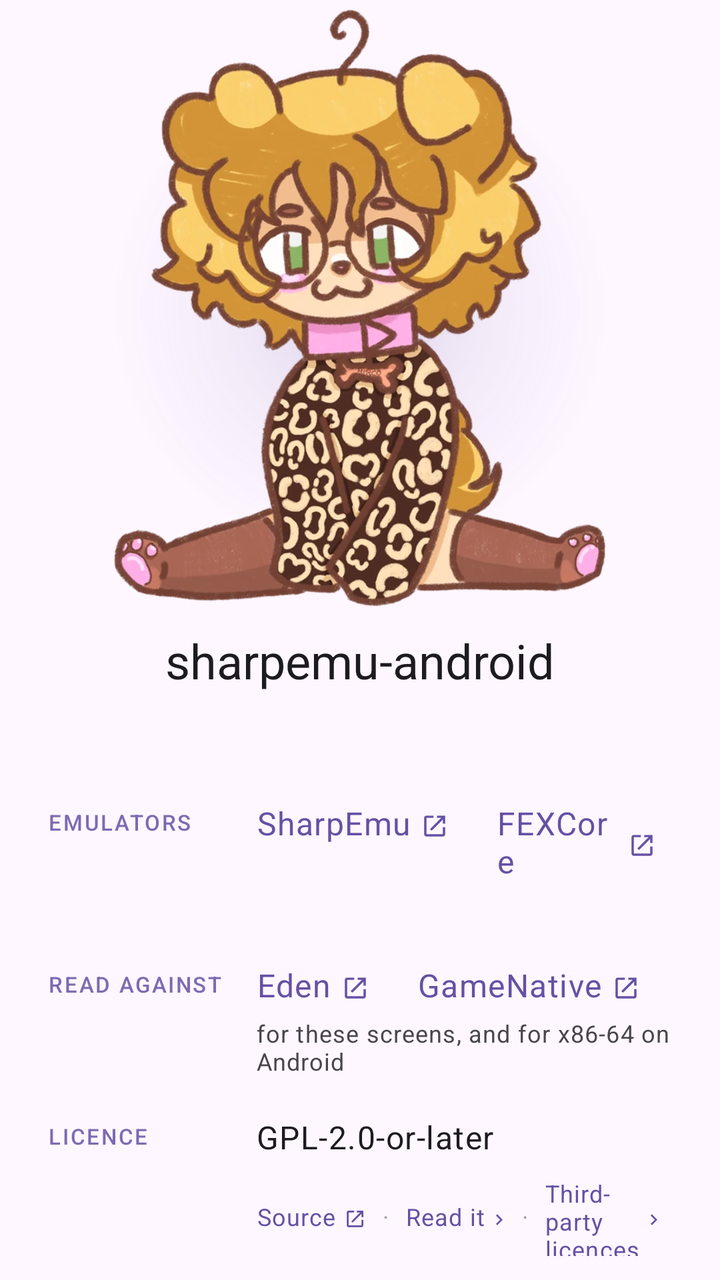
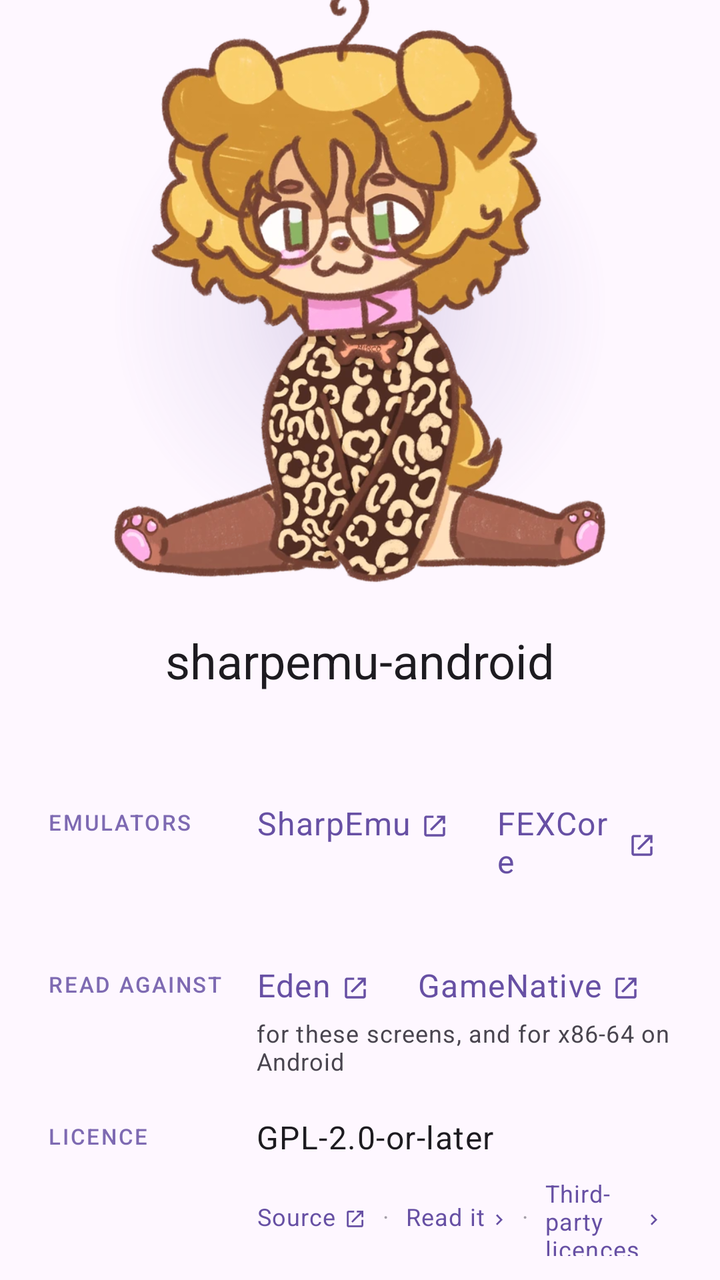

An Android layout rendered at two revisions. The XML below is the earlier revision; the diff shows what the commit changed to produce the second picture.
<!-- AndroidManifest.xml: application theme Theme.SharpEmu -->
<!-- res/layout/part_about_body.xml -->
<?xml version="1.0" encoding="utf-8"?>
<LinearLayout xmlns:android="http://schemas.android.com/apk/res/android"
    android:layout_width="match_parent"
    android:layout_height="wrap_content"
    android:orientation="vertical"
    android:paddingBottom="8dp">

    
    <FrameLayout
        android:layout_width="match_parent"
        android:layout_height="300dp"
        android:layout_marginTop="4dp">

        
        <View
            android:layout_width="252dp"
            android:layout_height="252dp"
            android:layout_gravity="center"
            android:alpha="0.22"
            android:background="@drawable/bg_hero_glow"
            android:backgroundTint="?attr/colorPrimary" />

        
        <ImageView
            android:id="@+id/mirco"
            android:layout_width="wrap_content"
            android:layout_height="300dp"
            android:layout_gravity="bottom|center_horizontal"
            android:adjustViewBounds="true"
            android:contentDescription="@string/about_by"
            android:scaleType="fitCenter"
            android:src="@drawable/mirco" />

    </FrameLayout>

    
    <TextView
        android:layout_width="match_parent"
        android:layout_height="wrap_content"
        android:layout_marginTop="10dp"
        android:gravity="center_horizontal"
        android:paddingHorizontal="24dp"
        android:text="@string/about_title"
        android:textAppearance="?attr/textAppearanceHeadlineSmall"
        android:textColor="?attr/colorOnSurface" />

    
    <TextView
        android:id="@+id/version"
        android:layout_width="wrap_content"
        android:layout_height="wrap_content"
        android:layout_gravity="center_horizontal"
        android:layout_marginTop="3dp"
        android:background="?attr/selectableItemBackground"
        android:paddingHorizontal="12dp"
        android:paddingVertical="5dp"
        android:textAppearance="?attr/textAppearanceBodySmall"
        android:textColor="?attr/colorOnSurfaceVariant" />

    <include
        android:id="@+id/facts"
        layout="@layout/part_about_facts"
        android:layout_width="match_parent"
        android:layout_height="wrap_content"
        android:layout_marginTop="20dp"
        android:layout_marginHorizontal="24dp" />

</LinearLayout>
<!-- res/layout/part_about_facts.xml (included above) -->
<?xml version="1.0" encoding="utf-8"?>
<LinearLayout xmlns:android="http://schemas.android.com/apk/res/android"
    android:layout_width="match_parent"
    android:layout_height="wrap_content"
    android:orientation="vertical">

    
    <LinearLayout
        android:layout_width="match_parent"
        android:layout_height="wrap_content"
        android:orientation="horizontal">

        <TextView
            style="@style/AboutLabel"
            android:text="@string/about_label_emulator" />

        <LinearLayout
            android:layout_width="0dp"
            android:layout_height="wrap_content"
            android:layout_weight="1"
            android:orientation="vertical">

            
            <LinearLayout
                android:layout_width="wrap_content"
                android:layout_height="wrap_content"
                android:orientation="horizontal">

                <TextView
                    android:id="@+id/sharpemu"
                    style="@style/AboutLink"
                    android:drawableEnd="@drawable/ic_open_link"
                    android:text="@string/about_sharpemu" />

                <TextView
                    android:id="@+id/fexcore"
                    style="@style/AboutLink"
                    android:layout_marginStart="8dp"
                    android:drawableEnd="@drawable/ic_open_link"
                    android:text="@string/about_fexcore" />

            </LinearLayout>

            
            <TextView
                android:id="@+id/versions"
                style="@style/AboutSub" />

        </LinearLayout>

    </LinearLayout>

    
    <LinearLayout
        android:layout_width="match_parent"
        android:layout_height="wrap_content"
        android:layout_marginTop="14dp"
        android:orientation="horizontal">

        <TextView
            style="@style/AboutLabel"
            android:text="@string/about_label_references" />

        <LinearLayout
            android:layout_width="0dp"
            android:layout_height="wrap_content"
            android:layout_weight="1"
            android:orientation="vertical">

            <LinearLayout
                android:layout_width="wrap_content"
                android:layout_height="wrap_content"
                android:orientation="horizontal">

                <TextView
                    android:id="@+id/eden"
                    style="@style/AboutLink"
                    android:drawableEnd="@drawable/ic_open_link"
                    android:text="@string/about_eden" />

                <TextView
                    android:id="@+id/gamenative"
                    style="@style/AboutLink"
                    android:layout_marginStart="8dp"
                    android:drawableEnd="@drawable/ic_open_link"
                    android:text="@string/about_gamenative" />

            </LinearLayout>

            
            <TextView
                style="@style/AboutSub"
                android:text="@string/about_references_sub" />

        </LinearLayout>

    </LinearLayout>

    
    <LinearLayout
        android:layout_width="match_parent"
        android:layout_height="wrap_content"
        android:layout_marginTop="14dp"
        android:orientation="horizontal">

        <TextView
            style="@style/AboutLabel"
            android:text="@string/about_label_licence" />

        <LinearLayout
            android:layout_width="0dp"
            android:layout_height="wrap_content"
            android:layout_weight="1"
            android:orientation="vertical">

            
            <TextView
                android:layout_width="wrap_content"
                android:layout_height="wrap_content"
                android:paddingVertical="5dp"
                android:text="@string/about_licence"
                android:textAppearance="?attr/textAppearanceBodyLarge"
                android:textColor="?attr/colorOnSurface" />

            <LinearLayout
                android:layout_width="wrap_content"
                android:layout_height="wrap_content"
                android:gravity="center_vertical"
                android:orientation="horizontal">

                
                
                <TextView
                    android:id="@+id/source"
                    style="@style/AboutSubLink"
                    android:layout_marginStart="-6dp"
                    android:drawableEnd="@drawable/ic_open_link_small"
                    android:text="@string/about_source" />

                <TextView
                    style="@style/AboutSeparator"
                    android:text="@string/about_separator" />

                <TextView
                    android:id="@+id/read_licence"
                    style="@style/AboutSubLink"
                    android:drawableEnd="@drawable/ic_go"
                    android:text="@string/about_read_licence" />

                <TextView
                    style="@style/AboutSeparator"
                    android:text="@string/about_separator" />

                <TextView
                    android:id="@+id/third_party"
                    style="@style/AboutSubLink"
                    android:drawableEnd="@drawable/ic_go"
                    android:text="@string/about_third_party" />

            </LinearLayout>

        </LinearLayout>

    </LinearLayout>

</LinearLayout>
<!-- resources referenced by this layout -->
<resources>
  <!-- drawable bg_hero_glow (drawable) -->
  <?xml version="1.0" encoding="utf-8"?>
  <shape xmlns:android="http://schemas.android.com/apk/res/android"
      android:shape="oval">
      <gradient
          android:type="radial"
          android:gradientRadius="50%"
          android:startColor="#FFFFFFFF"
          android:centerColor="#59FFFFFF"
          android:endColor="#00FFFFFF" />
  </shape>
  <!-- drawable ic_go (drawable) -->
  <vector xmlns:android="http://schemas.android.com/apk/res/android"
      android:width="6.14dp"
      android:height="14.4dp"
      android:viewportWidth="536"
      android:viewportHeight="1257">
      <group
          android:translateX="-200"
          android:translateY="297">
          <path
              android:fillColor="@android:color/white"
              android:pathData="M504,480L320,296L376,240L616,480L376,720L320,664L504,480Z" />
      </group>
  </vector>
  <string name="about_by">by mircowuffwuff</string>
  <string name="about_eden">Eden</string>
  <string name="about_fexcore">FEXCore</string>
  <string name="about_gamenative">GameNative</string>
  <string name="about_label_emulator">Emulators</string>
  <string name="about_label_licence">Licence</string>
  <string name="about_label_references">Read against</string>
  <string name="about_licence">GPL-2.0-or-later</string>
  <string name="about_read_licence">Read it</string>
  <string name="about_references_sub">for these screens, and for x86-64 on Android</string>
  <string name="about_separator">·</string>
  <string name="about_sharpemu">SharpEmu</string>
  <string name="about_source">Source</string>
  <string name="about_third_party">Third-party licences</string>
  <string name="about_title">sharpemu-android</string>
  <style name="AboutLabel">
          
          <item name="android:layout_width">104dp</item>
          <item name="android:layout_height">wrap_content</item>
          <item name="android:paddingTop">8dp</item>
          <item name="android:textAppearance">?attr/textAppearanceLabelSmall</item>
          <item name="android:textAllCaps">true</item>
          <item name="android:letterSpacing">0.08</item>
          <item name="android:textColor">?attr/colorPrimary</item>
          <item name="android:alpha">0.85</item>
      </style>
  <style name="AboutSeparator" parent="AboutSub">
          <item name="android:paddingHorizontal">2dp</item>
          <item name="android:alpha">0.5</item>
      </style>
  <style name="AboutSub">
          <item name="android:layout_width">wrap_content</item>
          <item name="android:layout_height">wrap_content</item>
          <item name="android:textAppearance">?attr/textAppearanceBodySmall</item>
          <item name="android:textColor">?attr/colorOnSurfaceVariant</item>
      </style>
  <style name="AboutSubLink" parent="AboutSub">
          <item name="android:background">?attr/selectableItemBackground</item>
          <item name="android:paddingHorizontal">6dp</item>
          <item name="android:paddingVertical">4dp</item>
          <item name="android:drawablePadding">4dp</item>
          <item name="android:drawableTint">?attr/colorPrimary</item>
          <item name="android:textColor">?attr/colorPrimary</item>
      </style>
  <style name="Theme.SharpEmu" parent="Theme.Material3.DayNight.NoActionBar">
          <item name="android:statusBarColor">?attr/colorSurface</item>
          <item name="android:navigationBarColor">?attr/colorSurface</item>
      </style>
</resources>

<!-- the commit's change to res/layout/part_about_body.xml (unified diff, before → after) -->
@@ -3,12 +3,15 @@
     android:layout_width="match_parent"
     android:layout_height="wrap_content"
     android:orientation="vertical"
+    android:clipChildren="false"
+    android:clipToPadding="false"
     android:paddingBottom="8dp">
 
     
     <FrameLayout
         android:layout_width="match_parent"
         android:layout_height="300dp"
+        android:clipChildren="false"
         android:layout_marginTop="4dp">
 
         
@@ -27,6 +30,7 @@
             android:layout_height="300dp"
             android:layout_gravity="bottom|center_horizontal"
             android:adjustViewBounds="true"
+            android:translationY="-12dp"
             android:contentDescription="@string/about_by"
             android:scaleType="fitCenter"
             android:src="@drawable/mirco" />
